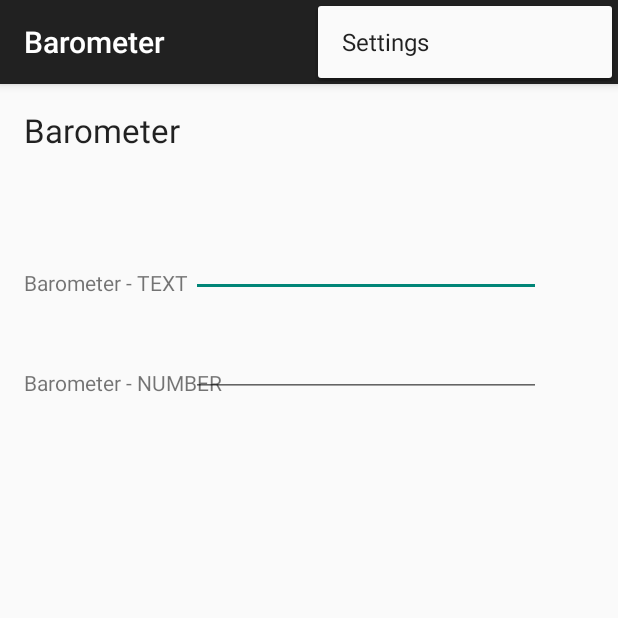
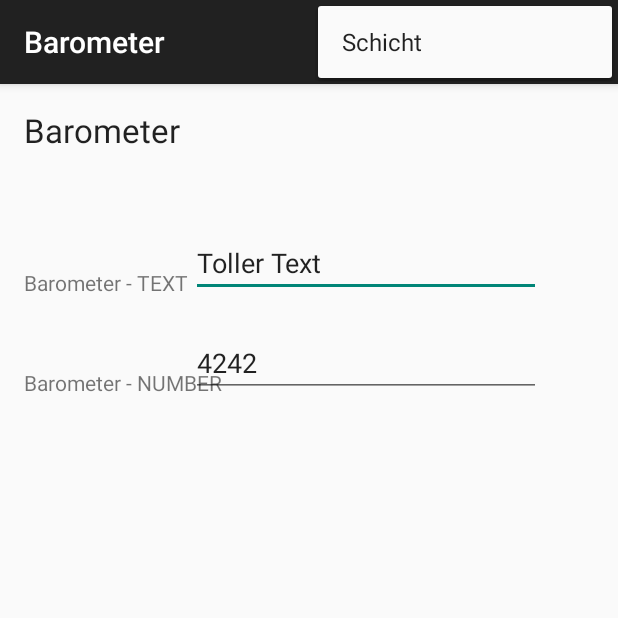
Before and after one commit to daKrueml/strawberry-firecracker, an Android app: the screen it shows after launch (barometer_request), with the options menu open, on a phone screen of 412 x 824 dp, the top half of it. Run offline under Robolectric (Android 15) with nearby library versions, the phone set to English and light mode, and no system bars.

Commit message:
More Layout and Text fields to be written

```diff
--- a/barometer/src/main/java/org/smiguel/barometer/barometer/barometer_request.java
+++ b/barometer/src/main/java/org/smiguel/barometer/barometer/barometer_request.java
@@ -4,6 +4,7 @@ import android.support.v7.app.ActionBarActivity;
 import android.os.Bundle;
 import android.view.Menu;
 import android.view.MenuItem;
+import android.widget.EditText;
 
 import ws.miebach.sulumann.barometer.R;
 
@@ -25,6 +26,18 @@ public class barometer_request extends ActionBarActivity {
     }
 
     @Override
+    protected void onStart() {
+        super.onStart();
+        // The activity is about to become visible.
+
+        EditText TextBaroData = (EditText)findViewById(R.id.TextBarometer);
+        EditText NumberBaroData = (EditText)findViewById(R.id.NumberBarometer);
+        TextBaroData.setText("Toller Text");
+        NumberBaroData.setText("4242");
+
+    }
+
+    @Override
     public boolean onOptionsItemSelected(MenuItem item) {
         // Handle action bar item clicks here. The action bar will
         // automatically handle clicks on the Home/Up button, so long
@@ -32,8 +45,8 @@ public class barometer_request extends ActionBarActivity {
         int id = item.getItemId();
 
         //noinspection SimplifiableIfStatement
-        if (id == R.id.action_settings) {
-            return true;
+        if (id == R.id.CloseApp) {
+            finish();
         }
 
         return super.onOptionsItemSelected(item);
--- a/barometer/src/main/res/layout/activity_barometer_request.xml
+++ b/barometer/src/main/res/layout/activity_barometer_request.xml
@@ -51,7 +51,7 @@
     <EditText
         android:layout_width="wrap_content"
         android:layout_height="wrap_content"
-        android:id="@+id/editText2"
+        android:id="@+id/NumberBarometer"
         android:enabled="true"
         android:width="350px"
         android:layout_alignBottom="@+id/LabelNumBarometer"
--- a/barometer/src/main/res/menu/menu_barometer_request.xml
+++ b/barometer/src/main/res/menu/menu_barometer_request.xml
@@ -1,6 +1,6 @@
 <menu xmlns:android="http://schemas.android.com/apk/res/android"
     xmlns:app="http://schemas.android.com/apk/res-auto"
     xmlns:tools="http://schemas.android.com/tools" tools:context=".barometer_request">
-    <item android:id="@+id/action_settings" android:title="@string/action_settings"
+    <item android:id="@+id/CloseApp" android:title="@string/CloseApp"
         android:orderInCategory="100" app:showAsAction="never" />
 </menu>
--- a/barometer/src/main/res/values/strings.xml
+++ b/barometer/src/main/res/values/strings.xml
@@ -2,5 +2,5 @@
     <string name="app_name">Barometer</string>
 
     <string name="hello_world">Hello world!</string>
-    <string name="action_settings">Settings</string>
+    <string name="CloseApp">Schicht</string>
 </resources>
```
